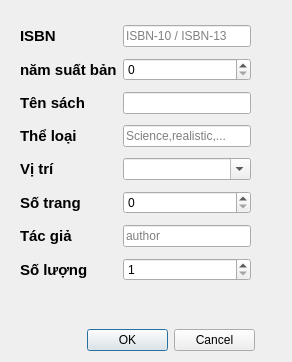
Qt form librarymanage/themdausach.ui (DTTaze/Qt-Library-Management) before a commit.
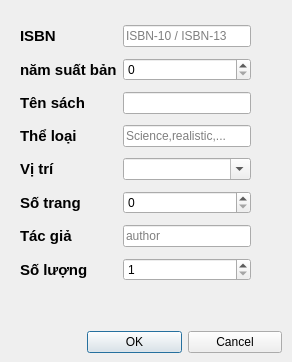
The same form after that commit.

The edit to the form file:
```diff
--- a/librarymanage/themdausach.ui
+++ b/librarymanage/themdausach.ui
@@ -18,8 +18,8 @@
     <rect>
      <x>87</x>
      <y>327</y>
-     <width>168</width>
-     <height>26</height>
+     <width>195</width>
+     <height>31</height>
     </rect>
    </property>
    <layout class="QHBoxLayout" name="horizontalLayout_8">
@@ -39,7 +39,7 @@
     </item>
    </layout>
   </widget>
-  <widget class="QWidget" name="">
+  <widget class="QWidget" name="layoutWidget">
    <property name="geometry">
     <rect>
      <x>20</x>
```
Left out of the diff: 2 changed lines with no effect on the pictures.
